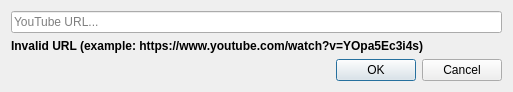
Before: the Qt Designer form sources/repository/soundfont/editor/editordialoginsertvideo.ui in davy7125/polyphone, drawn with Qt 5.
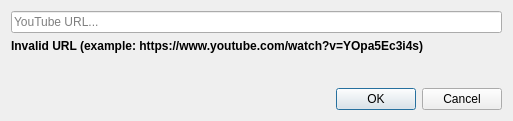
After: the same form once the commit is applied. Icons and pictures are not drawn.

Diff of the .ui file:
```diff
--- a/sources/repository/soundfont/editor/editordialoginsertvideo.ui
+++ b/sources/repository/soundfont/editor/editordialoginsertvideo.ui
@@ -7,7 +7,7 @@
     <x>0</x>
     <y>0</y>
     <width>513</width>
-    <height>92</height>
+    <height>121</height>
    </rect>
   </property>
   <property name="windowTitle">
```
Left out of the diff: 8 changed lines with no effect on the pictures.
